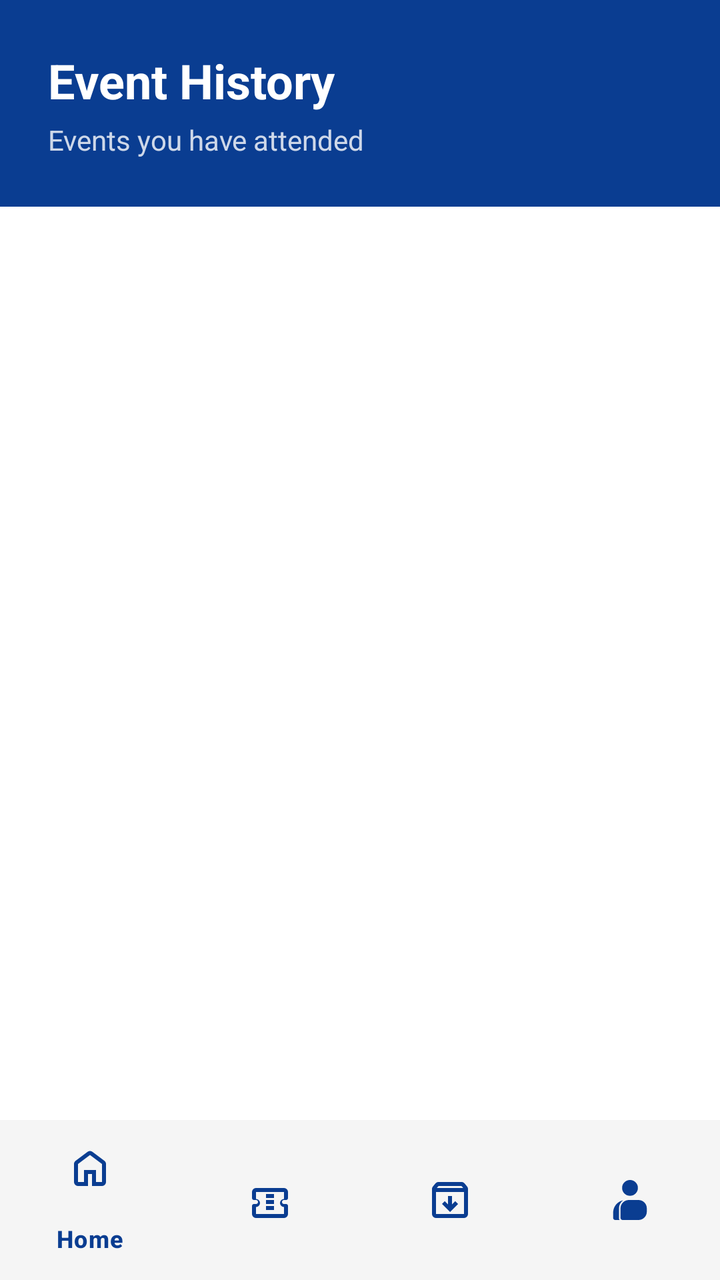
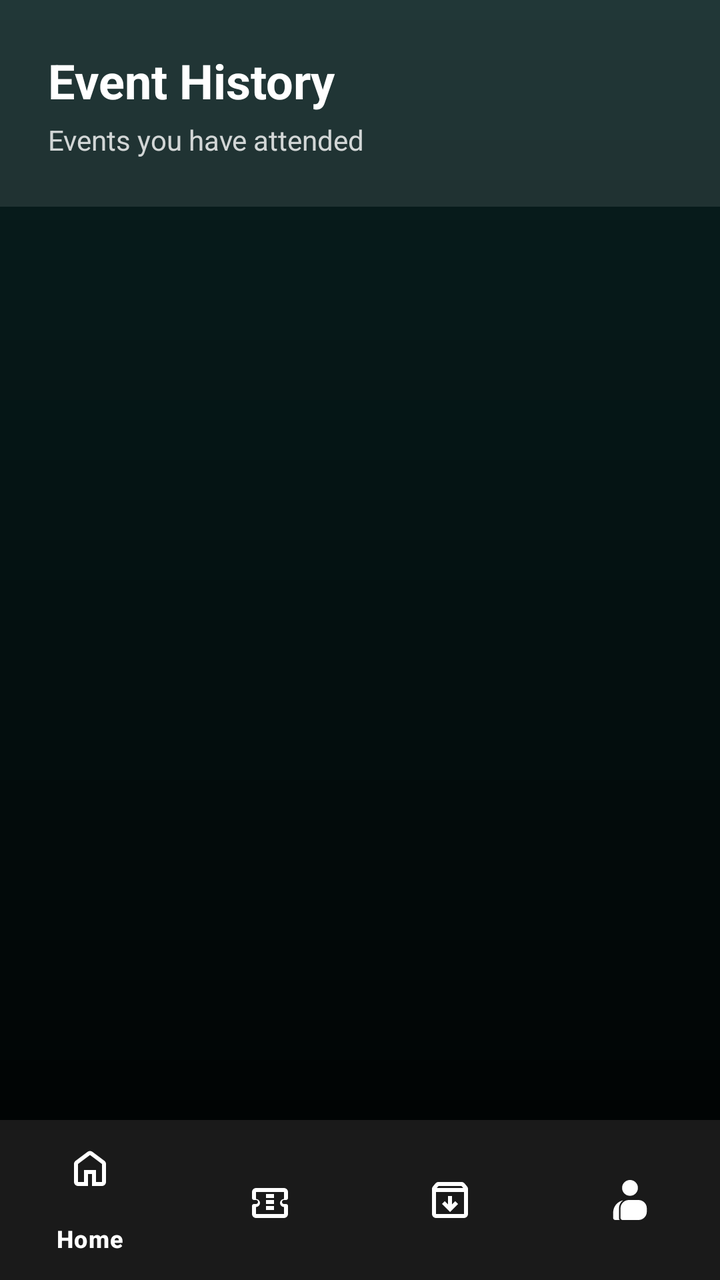

An Android layout rendered at two revisions. The XML below is the earlier revision; the diff shows what the commit changed to produce the second picture.
<!-- AndroidManifest.xml: application theme Theme.CampusConnectProject -->
<!-- res/layout/activity_history.xml -->
<?xml version="1.0" encoding="utf-8"?>
<androidx.constraintlayout.widget.ConstraintLayout
    xmlns:android="http://schemas.android.com/apk/res/android"
    xmlns:app="http://schemas.android.com/apk/res-auto"
    xmlns:tools="http://schemas.android.com/tools"
    android:layout_width="match_parent"
    android:layout_height="match_parent"
    android:background="@color/bg_utama"
    tools:context=".ui.mahasiswa.HistoryActivity">

    <LinearLayout
        android:id="@+id/headerHistory"
        android:layout_width="0dp"
        android:layout_height="wrap_content"
        android:background="@color/warna_primer"
        android:orientation="vertical"
        android:padding="24dp"
        app:layout_constraintTop_toTopOf="parent"
        app:layout_constraintStart_toStartOf="parent"
        app:layout_constraintEnd_toEndOf="parent">

        <TextView
            android:layout_width="wrap_content"
            android:layout_height="wrap_content"
            android:text="Event History"
            android:textColor="@color/white"
            android:textSize="24sp"
            android:textStyle="bold"/>

        <TextView
            android:layout_width="wrap_content"
            android:layout_height="wrap_content"
            android:text="Events you have attended"
            android:textColor="@color/white"
            android:alpha="0.8"
            android:textSize="14sp"
            android:layout_marginTop="4dp"/>
    </LinearLayout>

    <androidx.recyclerview.widget.RecyclerView
        android:id="@+id/rvHistory"
        android:layout_width="0dp"
        android:layout_height="0dp"
        android:clipToPadding="false"
        android:paddingTop="8dp"
        android:paddingBottom="16dp"
        app:layout_constraintTop_toBottomOf="@id/headerHistory"
        app:layout_constraintBottom_toTopOf="@id/bottomNavigation"
        app:layout_constraintStart_toStartOf="parent"
        app:layout_constraintEnd_toEndOf="parent" />

    <LinearLayout
        android:id="@+id/layoutEmptyHistory"
        android:layout_width="wrap_content"
        android:layout_height="wrap_content"
        android:orientation="vertical"
        android:gravity="center"
        android:visibility="gone"
        app:layout_constraintTop_toBottomOf="@id/headerHistory"
        app:layout_constraintBottom_toTopOf="@id/bottomNavigation"
        app:layout_constraintStart_toStartOf="parent"
        app:layout_constraintEnd_toEndOf="parent">

        <ImageView
            android:layout_width="80dp"
            android:layout_height="80dp"
            android:src="@android:drawable/ic_menu_recent_history"
            app:tint="@color/warna_primer"/>

        <TextView
            android:layout_width="wrap_content"
            android:layout_height="wrap_content"
            android:text="Belum ada riwayat tiket"
            android:textColor="@color/teks_utama"
            android:textSize="18sp"
            android:textStyle="bold"
            android:layout_marginTop="12dp"/>

        <TextView
            android:layout_width="wrap_content"
            android:layout_height="wrap_content"
            android:text="Tiket yang sudah digunakan akan muncul di sini"
            android:textColor="@color/teks_sekunder"
            android:textSize="14sp"
            android:layout_marginTop="4dp"/>
    </LinearLayout>

    <com.google.android.material.bottomnavigation.BottomNavigationView
        android:id="@+id/bottomNavigation"
        android:layout_width="0dp"
        android:layout_height="wrap_content"
        android:background="@color/bg_input"
        app:itemIconTint="@color/warna_primer"
        app:itemTextColor="@color/warna_primer"
        app:layout_constraintBottom_toBottomOf="parent"
        app:layout_constraintEnd_toEndOf="parent"
        app:layout_constraintStart_toStartOf="parent"
        app:menu="@menu/bottom_nav_menu" />

</androidx.constraintlayout.widget.ConstraintLayout>
<!-- resources referenced by this layout -->
<resources>
  <color name="bg_input">#F5F5F5</color>
  <color name="bg_utama">#FFFFFF</color>
  <color name="teks_sekunder">#757575</color>
  <color name="teks_utama">#212121</color>
  <color name="warna_primer">#0A3D91</color>
  <color name="white">#FFFFFFFF</color>
  <style name="Theme.CampusConnectProject" parent="Base.Theme.CampusConnectProject" />
  <style name="Base.Theme.CampusConnectProject" parent="Theme.Material3.DayNight.NoActionBar">
          <item name="android:forceDarkAllowed" tools:targetApi="q">false</item>
      </style>
</resources>

<!-- the commit's change to res/layout/activity_history.xml (unified diff, before → after) -->
@@ -5,14 +5,14 @@
     xmlns:tools="http://schemas.android.com/tools"
     android:layout_width="match_parent"
     android:layout_height="match_parent"
-    android:background="@color/bg_utama"
+    android:background="@drawable/bg_main_gradient"
     tools:context=".ui.mahasiswa.HistoryActivity">
 
     <LinearLayout
         android:id="@+id/headerHistory"
         android:layout_width="0dp"
         android:layout_height="wrap_content"
-        android:background="@color/warna_primer"
+        android:background="#1AFFFFFF"
         android:orientation="vertical"
         android:padding="24dp"
         app:layout_constraintTop_toTopOf="parent"
@@ -31,8 +31,7 @@
             android:layout_width="wrap_content"
             android:layout_height="wrap_content"
             android:text="Events you have attended"
-            android:textColor="@color/white"
-            android:alpha="0.8"
+            android:textColor="#CCFFFFFF"
             android:textSize="14sp"
             android:layout_marginTop="4dp"/>
     </LinearLayout>
@@ -71,7 +70,7 @@
             android:layout_width="wrap_content"
             android:layout_height="wrap_content"
             android:text="Belum ada riwayat tiket"
-            android:textColor="@color/teks_utama"
+            android:textColor="@color/white"
             android:textSize="18sp"
             android:textStyle="bold"
             android:layout_marginTop="12dp"/>
@@ -80,7 +79,7 @@
             android:layout_width="wrap_content"
             android:layout_height="wrap_content"
             android:text="Tiket yang sudah digunakan akan muncul di sini"
-            android:textColor="@color/teks_sekunder"
+            android:textColor="#B0B0B0"
             android:textSize="14sp"
             android:layout_marginTop="4dp"/>
     </LinearLayout>
@@ -89,9 +88,9 @@
         android:id="@+id/bottomNavigation"
         android:layout_width="0dp"
         android:layout_height="wrap_content"
-        android:background="@color/bg_input"
-        app:itemIconTint="@color/warna_primer"
-        app:itemTextColor="@color/warna_primer"
+        android:background="#1A1A1A"
+        app:itemIconTint="@color/white"
+        app:itemTextColor="@color/white"
         app:layout_constraintBottom_toBottomOf="parent"
         app:layout_constraintEnd_toEndOf="parent"
         app:layout_constraintStart_toStartOf="parent"
<!-- resource entries referenced after the edit -->
@@ -1,13 +1,26 @@
 <!-- resources referenced by this layout -->
 <resources>
-  <color name="bg_input">#F5F5F5</color>
-  <color name="bg_utama">#FFFFFF</color>
-  <color name="teks_sekunder">#757575</color>
-  <color name="teks_utama">#212121</color>
-  <color name="warna_primer">#0A3D91</color>
+  <color name="warna_primer">#00BFA5</color>
   <color name="white">#FFFFFFFF</color>
+  <!-- drawable bg_main_gradient (drawable) -->
+  <?xml version="1.0" encoding="utf-8"?>
+  <shape xmlns:android="http://schemas.android.com/apk/res/android"
+      android:shape="rectangle">
+      <gradient
+          android:angle="270"
+          android:endColor="@color/bg_gradient_end"
+          android:startColor="@color/bg_gradient_start"
+          android:type="linear" />
+  </shape>
   <style name="Theme.CampusConnectProject" parent="Base.Theme.CampusConnectProject" />
+  <color name="bg_gradient_end">#000000</color>
+  <color name="bg_gradient_start">#082020</color>
   <style name="Base.Theme.CampusConnectProject" parent="Theme.Material3.DayNight.NoActionBar">
+          
+          <item name="colorPrimary">@color/warna_primer</item>
+          <item name="android:statusBarColor">@color/bg_gradient_start</item>
+          <item name="android:navigationBarColor">@color/bg_gradient_end</item>
+          <item name="android:windowBackground">@drawable/bg_main_gradient</item>
           <item name="android:forceDarkAllowed" tools:targetApi="q">false</item>
       </style>
 </resources>
